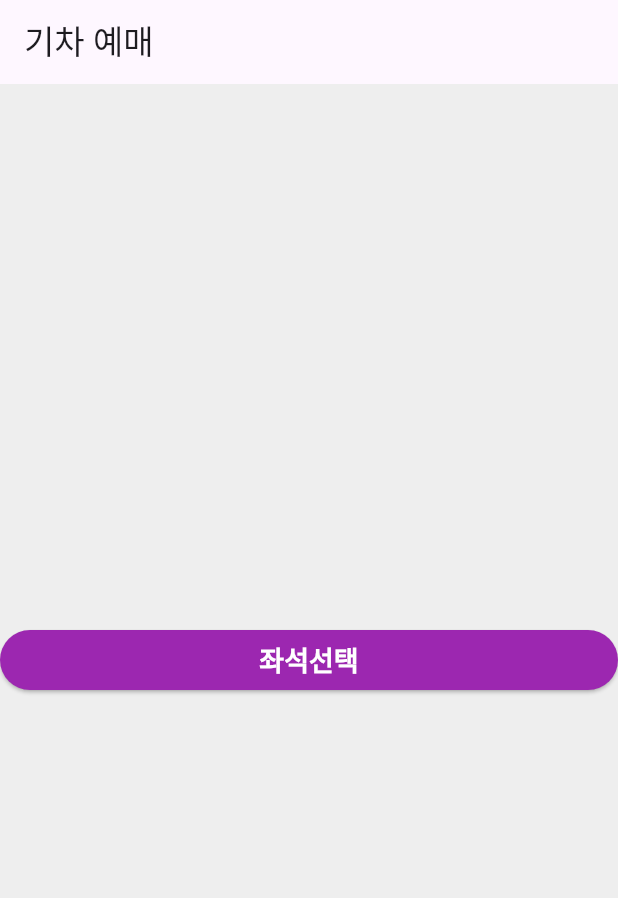
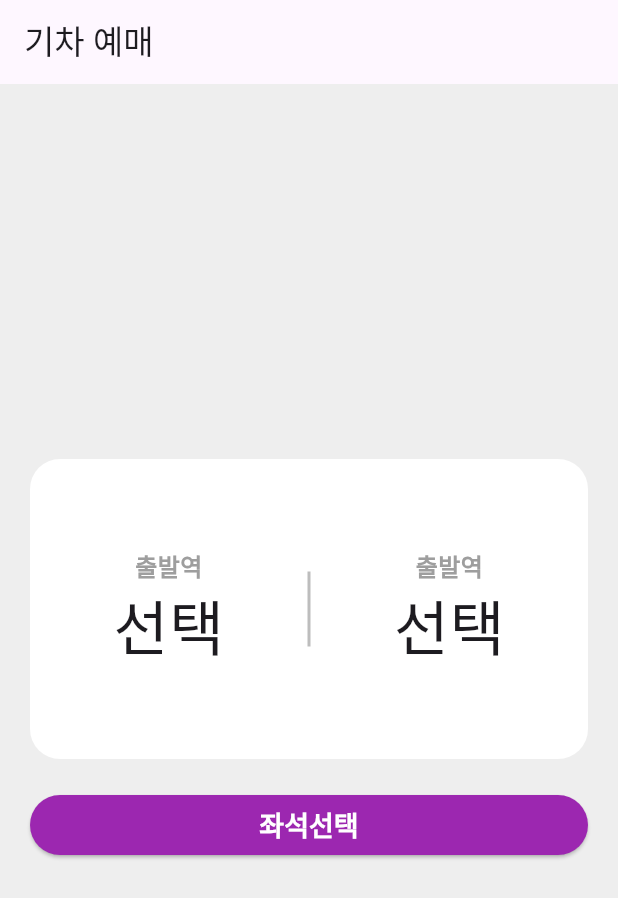
Before and after one commit to jinju9513/flutter_train_app, a Flutter app: the screen it shows after launch, on a phone screen of 412 x 824 dp. Shown: the top 898 px of the screen. Run offline on Flutter 3.47's test engine with Material 3 defaults, Android fonts, the phone set to English and light mode, and no system bars.

Commit message:
feat : select_box

```diff
--- a/lib/pages/home/home_page.dart
+++ b/lib/pages/home/home_page.dart
@@ -1,19 +1,28 @@
 import 'package:flutter/material.dart';
 import 'package:flutter/widgets.dart';
+import 'package:flutter_train_app/pages/home/widgets/select_box.dart';
 
-class HomePage extends StatelessWidget{
+class HomePage extends StatelessWidget {
   @override
   Widget build(BuildContext context) {
     return Scaffold(
-      appBar: AppBar(
-        title: Text('기차 예매'),
-      ),
+      appBar: AppBar(title: Text('기차 예매')),
       body: Container(
         color: Colors.grey[200],
+        child: Padding(
+          padding: const EdgeInsets.all(20),
           child: Center(
-          child: SizedBox(
+              child: Column(
+                mainAxisAlignment: MainAxisAlignment.center,
+                crossAxisAlignment: CrossAxisAlignment.center,
+                children: [
+                  SelectBox(),
+                  //여기에 넣으세요!!!!!!!!!!!!
+                  SizedBox(height: 20),
+                  SizedBox(
                     width: double.infinity,
-            child: ElevatedButton(onPressed: (){
+                    child: ElevatedButton(
+                      onPressed: () {
                         //  버튼 눌렀을때
                       },
                       style: ElevatedButton.styleFrom(
@@ -22,12 +31,20 @@ class HomePage extends StatelessWidget{
                         shape: RoundedRectangleBorder(
                           borderRadius: BorderRadius.circular(20),
                         ),
-            textStyle: TextStyle(fontSize: 18, fontWeight: FontWeight.bold)
-            ),
-             child: Text('좌석선택')),
+                        textStyle: TextStyle(
+                          fontSize: 18,
+                          fontWeight: FontWeight.bold,
                         ),
                       ),
-      )
+                      child: Text('좌석선택'),
+                    ),
+                  ),
+                ],
+              ),
+
+          ),
+        ),
+      ),
     );
   }
 }
--- /dev/null
+++ b/lib/pages/home/widgets/select_box.dart
@@ -0,0 +1,57 @@
+import 'package:flutter/cupertino.dart';
+import 'package:flutter/material.dart';
+
+class SelectBox extends StatelessWidget {
+  @override
+  Widget build(BuildContext context) {
+    return Container(
+      height: 200,
+      decoration: BoxDecoration(
+        color: Colors.white,
+        borderRadius: BorderRadius.circular(20),
+      ),
+     child:  stationSelect(),
+    );
+  }
+
+  Widget stationSelect() {
+    return Row(
+      mainAxisAlignment: MainAxisAlignment.spaceEvenly,
+      children: [
+        GestureDetector(
+          child: Column(
+            mainAxisAlignment: MainAxisAlignment.center,
+            children: [
+              Text(
+                '출발역',
+                style: TextStyle(
+                  fontSize: 16,
+                  color: Colors.grey,
+                  fontWeight: FontWeight.bold,
+                ),
+              ),
+              Text('선택', style: TextStyle(fontSize: 40)),
+            ],
+          ),
+        ),
+        Container(color: Colors.grey[400], width: 2, height: 50),
+        GestureDetector(
+          child: Column(
+            mainAxisAlignment: MainAxisAlignment.center,
+            children: [
+              Text(
+                '출발역',
+                style: TextStyle(
+                  fontSize: 16,
+                  color: Colors.grey,
+                  fontWeight: FontWeight.bold,
+                ),
+              ),
+              Text('선택', style: TextStyle(fontSize: 40)),
+            ],
+          ),
+        ),
+      ],
+    );
+  }
+}
```
Lines whose indentation alone changed are shown as unchanged.
